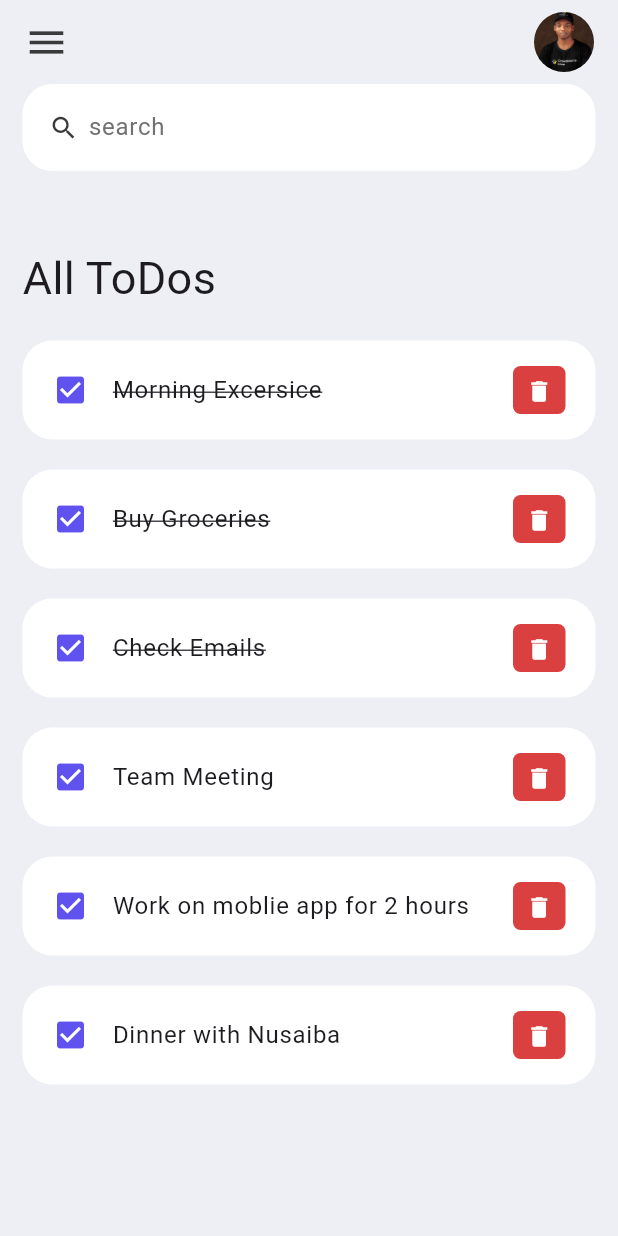
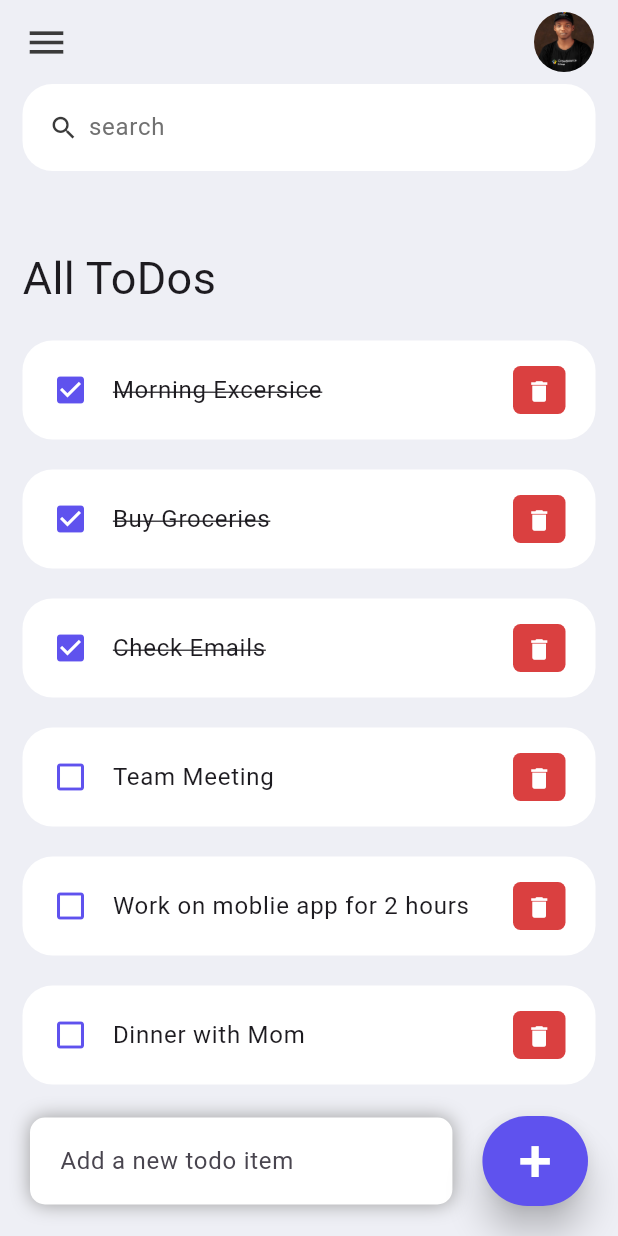
Before and after one commit to Real-Abdureh/flutter_todo_app, a Flutter app: the screen it shows after launch, on a phone screen of 412 x 824 dp. Run offline on Flutter 3.47's test engine with Material 3 defaults, Android fonts, the phone set to English and light mode, and no system bars.

Commit message:
initial-commit

```diff
--- a/lib/model/todo.dart
+++ b/lib/model/todo.dart
@@ -10,18 +10,9 @@ class Todo {
       Todo(id: '01', todoText: 'Morning Excersice', isDone: true),
       Todo(id: '02', todoText: 'Buy Groceries', isDone: true),
       Todo(id: '03', todoText: 'Check Emails', isDone: true),
-      Todo(
-        id: '04',
-        todoText: 'Team Meeting',
-      ),
-      Todo(
-        id: '05',
-        todoText: 'Work on moblie app for 2 hours',
-      ),
-      Todo(
-        id: '06',
-        todoText: 'Dinner with Nusaiba',
-      ),
+      Todo(id: '04', todoText: 'Team Meeting'),
+      Todo(id: '05', todoText: 'Work on moblie app for 2 hours'),
+      Todo(id: '06', todoText: 'Dinner with Mom'),
     ];
   }
 }
--- a/lib/screens/home.dart
+++ b/lib/screens/home.dart
@@ -16,7 +16,9 @@ class Home extends StatelessWidget {
       home: Scaffold(
         backgroundColor: tdBGColor,
         appBar: _buildAppBar(),
-        body: Container(
+        body: Stack(
+          children: [
+            Container(
               padding: const EdgeInsets.symmetric(horizontal: 15),
               child: Column(children: [
                 searchBox(),
@@ -43,6 +45,61 @@ class Home extends StatelessWidget {
                   ),
                 )
               ]),
+            ),
+            Align(
+              alignment: Alignment.bottomCenter,
+              child: Row(children: [
+                Expanded(
+                  child: Container(
+                    margin: const EdgeInsets.only(
+                      bottom: 20,
+                      right: 20,
+                      left: 20,
+                    ),
+                    padding: EdgeInsets.symmetric(horizontal: 20, vertical: 5),
+                    decoration: BoxDecoration(
+                      color: Colors.white,
+                      boxShadow: [
+                        BoxShadow(
+                          color: Colors.grey,
+                          offset: Offset(0.0, 0.0),
+                          blurRadius: 10.0,
+                          spreadRadius: 0.0,
+                        ),
+                      ],
+                      borderRadius: BorderRadius.circular(10),
+                    ),
+                    child: TextField(
+                      decoration: InputDecoration(
+                          hintText: 'Add a new todo item',
+                          border: InputBorder.none),
+                    ),
+                  ),
+                ),
+                Container(
+                  margin: EdgeInsets.only(
+                    bottom: 20,
+                    right: 20,
+                  ),
+                  child: ElevatedButton(
+                    child: Text(
+                      '+',
+                      style: TextStyle(
+                        color: Colors.white,
+                        fontSize: 40,
+                      ),
+                    ),
+                    onPressed: () {},
+                    style: ElevatedButton.styleFrom(
+                      backgroundColor: tdBlue,
+                      minimumSize: Size(60, 60),
+                      elevation: 10,
+                    ),
+                  ),
+                )
+              ]),
+            )
+          ],
         ),
       ),
     );
--- a/lib/widgets/todo_item.dart
+++ b/lib/widgets/todo_item.dart
@@ -21,8 +21,8 @@ class ToDoItem extends StatelessWidget {
         ),
         contentPadding: const EdgeInsets.symmetric(horizontal: 20, vertical: 5),
         tileColor: Colors.white,
-        leading: const Icon(
-          Icons.check_box,
+        leading: Icon(
+          todo.isDone ? Icons.check_box : Icons.check_box_outline_blank,
           color: tdBlue,
         ),
         title: Text(
```
Lines whose indentation alone changed are shown as unchanged.
